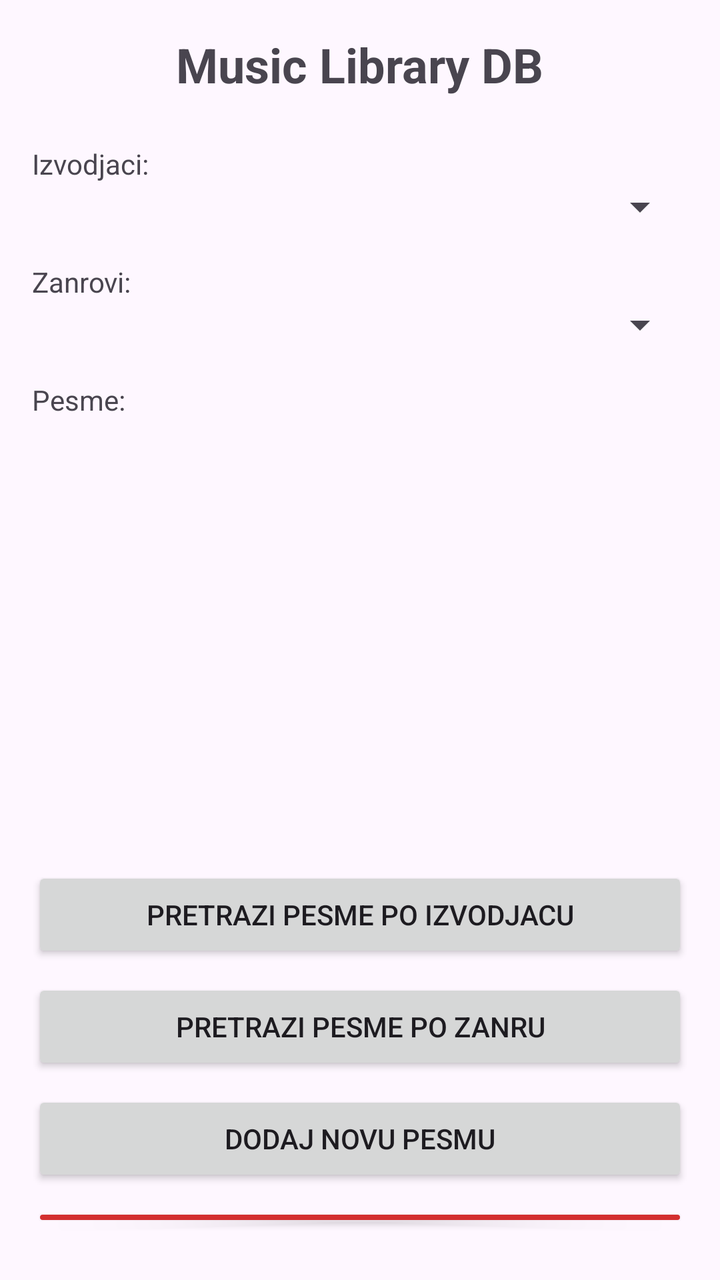
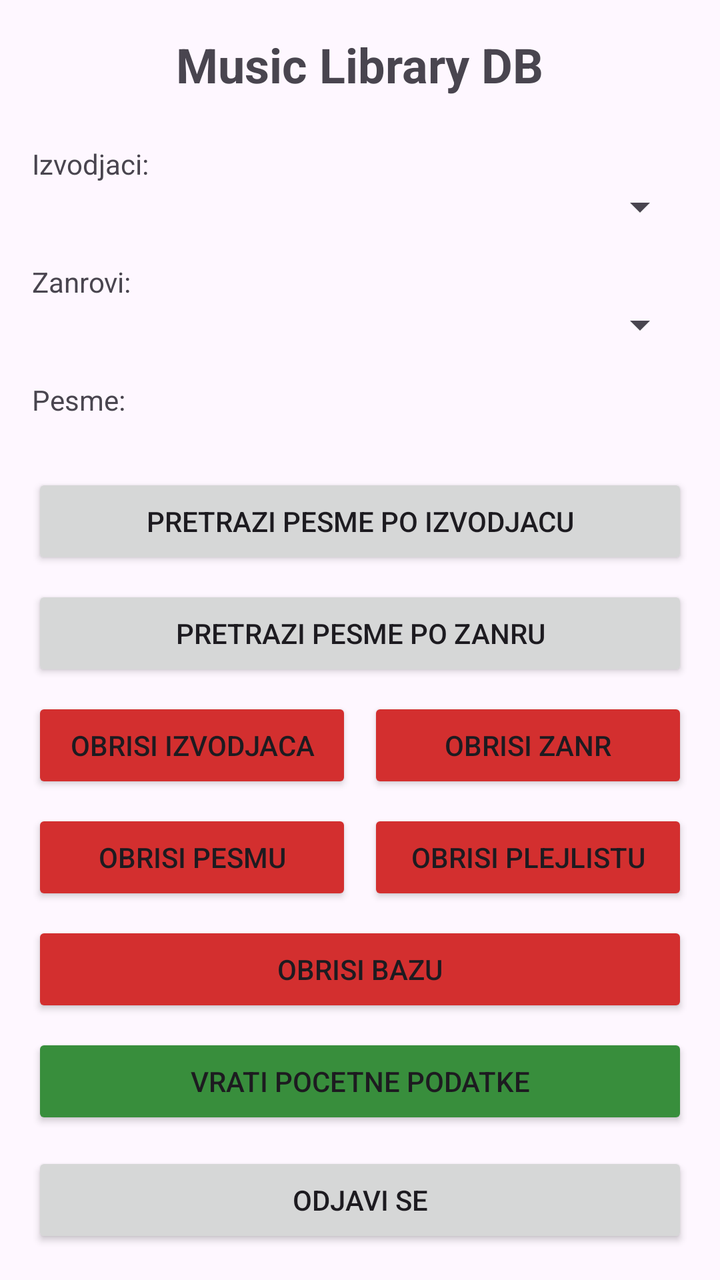

Screens rendered from an Android XML layout before and after an edit, with the pre-edit source and the edit as a unified diff.
<!-- AndroidManifest.xml: application theme Theme.MusicLibraryDB -->
<!-- res/layout/activity_main.xml -->
<?xml version="1.0" encoding="utf-8"?>
<androidx.constraintlayout.widget.ConstraintLayout xmlns:android="http://schemas.android.com/apk/res/android"
    xmlns:app="http://schemas.android.com/apk/res-auto"
    xmlns:tools="http://schemas.android.com/tools"
    android:id="@+id/main"
    android:layout_width="match_parent"
    android:layout_height="match_parent"
    tools:context=".MainActivity">

    <LinearLayout xmlns:android="http://schemas.android.com/apk/res/android"
        android:layout_width="match_parent"
        android:layout_height="match_parent"
        android:orientation="vertical"
        android:padding="16dp">

        <TextView
            android:layout_width="wrap_content"
            android:layout_height="wrap_content"
            android:text="Music Library DB"
            android:textSize="24sp"
            android:textStyle="bold"
            android:layout_gravity="center"
            android:layout_marginBottom="24dp"/>

        
        <TextView
            android:layout_width="wrap_content"
            android:layout_height="wrap_content"
            android:text="Izvodjaci:"/>
        <Spinner
            android:id="@+id/spnArtists"
            android:layout_width="match_parent"
            android:layout_height="wrap_content"
            android:layout_marginBottom="16dp"/>

        
        <TextView
            android:layout_width="wrap_content"
            android:layout_height="wrap_content"
            android:text="Zanrovi:"/>
        <Spinner
            android:id="@+id/spnGenres"
            android:layout_width="match_parent"
            android:layout_height="wrap_content"
            android:layout_marginBottom="16dp"/>

        
        <TextView
            android:layout_width="wrap_content"
            android:layout_height="wrap_content"
            android:text="Pesme:"/>
        <ListView
            android:id="@+id/lvSongs"
            android:layout_width="match_parent"
            android:layout_height="200dp"
            android:layout_marginBottom="24dp"/>

        
        <Button
            android:id="@+id/btnSearchByArtist"
            android:layout_width="match_parent"
            android:layout_height="wrap_content"
            android:text="Pretrazi pesme po izvodjacu"
            android:layout_marginBottom="8dp"/>

        <Button
            android:id="@+id/btnSearchByGenre"
            android:layout_width="match_parent"
            android:layout_height="wrap_content"
            android:text="Pretrazi pesme po zanru"
            android:layout_marginBottom="8dp"/>

        <Button
            android:id="@+id/btnAddSong"
            android:layout_width="match_parent"
            android:layout_height="wrap_content"
            android:text="Dodaj novu pesmu"
            android:layout_marginBottom="8dp"/>

        <Button
            android:id="@+id/btnDeleteDatabase"
            android:layout_width="match_parent"
            android:layout_height="wrap_content"
            android:text="Obrisi bazu"
            android:backgroundTint="#D32F2F"
            android:layout_marginBottom="8dp"/>

        <Button
            android:id="@+id/btnRestoreDatabase"
            android:layout_width="match_parent"
            android:layout_height="wrap_content"
            android:text="Vrati pocetne podatke"
            android:backgroundTint="#388E3C"/>

    </LinearLayout>

</androidx.constraintlayout.widget.ConstraintLayout>
<!-- resources referenced by this layout -->
<resources>
  <style name="Theme.MusicLibraryDB" parent="Base.Theme.MusicLibraryDB" />
  <style name="Base.Theme.MusicLibraryDB" parent="Theme.Material3.DayNight.NoActionBar">
          
          
      </style>
</resources>

<!-- the commit's change to res/layout/activity_main.xml (unified diff, before → after) -->
@@ -7,7 +7,7 @@
     android:layout_height="match_parent"
     tools:context=".MainActivity">
 
-    <LinearLayout xmlns:android="http://schemas.android.com/apk/res/android"
+    <LinearLayout
         android:layout_width="match_parent"
         android:layout_height="match_parent"
         android:orientation="vertical"
@@ -52,7 +52,8 @@
         <ListView
             android:id="@+id/lvSongs"
             android:layout_width="match_parent"
-            android:layout_height="200dp"
+            android:layout_height="0dp"
+            android:layout_weight="1"
             android:layout_marginBottom="24dp"/>
 
         
@@ -70,13 +71,58 @@
             android:text="Pretrazi pesme po zanru"
             android:layout_marginBottom="8dp"/>
 
-        <Button
-            android:id="@+id/btnAddSong"
+        
+        <LinearLayout
             android:layout_width="match_parent"
             android:layout_height="wrap_content"
-            android:text="Dodaj novu pesmu"
-            android:layout_marginBottom="8dp"/>
+            android:orientation="horizontal"
+            android:layout_marginBottom="8dp">
 
+            <Button
+                android:id="@+id/btnDeleteArtist"
+                android:layout_width="0dp"
+                android:layout_height="wrap_content"
+                android:layout_weight="1"
+                android:text="Obrisi izvodjaca"
+                android:backgroundTint="#D32F2F"
+                android:layout_marginEnd="4dp"/>
+
+            <Button
+                android:id="@+id/btnDeleteGenre"
+                android:layout_width="0dp"
+                android:layout_height="wrap_content"
+                android:layout_weight="1"
+                android:text="Obrisi zanr"
+                android:backgroundTint="#D32F2F"
+                android:layout_marginStart="4dp"/>
+        </LinearLayout>
+
+        <LinearLayout
+            android:layout_width="match_parent"
+            android:layout_height="wrap_content"
+            android:orientation="horizontal"
+            android:layout_marginBottom="8dp">
+
+            <Button
+                android:id="@+id/btnDeleteSong"
+                android:layout_width="0dp"
+                android:layout_height="wrap_content"
+                android:layout_weight="1"
+                android:text="Obrisi pesmu"
+                android:backgroundTint="#D32F2F"
+                android:layout_marginEnd="4dp"/>
+
+            <Button
+                android:id="@+id/btnDeletePlaylist"
+                android:layout_width="0dp"
+                android:layout_height="wrap_content"
+                android:layout_weight="1"
+                android:text="Obrisi plejlistu"
+                android:backgroundTint="#D32F2F"
+                android:layout_marginStart="4dp"/>
+        </LinearLayout>
+
+        
         <Button
             android:id="@+id/btnDeleteDatabase"
             android:layout_width="match_parent"
@@ -90,7 +136,20 @@
             android:layout_width="match_parent"
             android:layout_height="wrap_content"
             android:text="Vrati pocetne podatke"
-            android:backgroundTint="#388E3C"/>
+            android:backgroundTint="#388E3C"
+            android:layout_marginBottom="8dp"/>
+
+        
+        <View
+            android:layout_width="match_parent"
+            android:layout_height="0dp"
+            android:layout_weight="1"/>
+
+        <Button
+            android:id="@+id/btnLogout"
+            android:layout_width="match_parent"
+            android:layout_height="wrap_content"
+            android:text="Odjavi se" />
 
     </LinearLayout>
 
